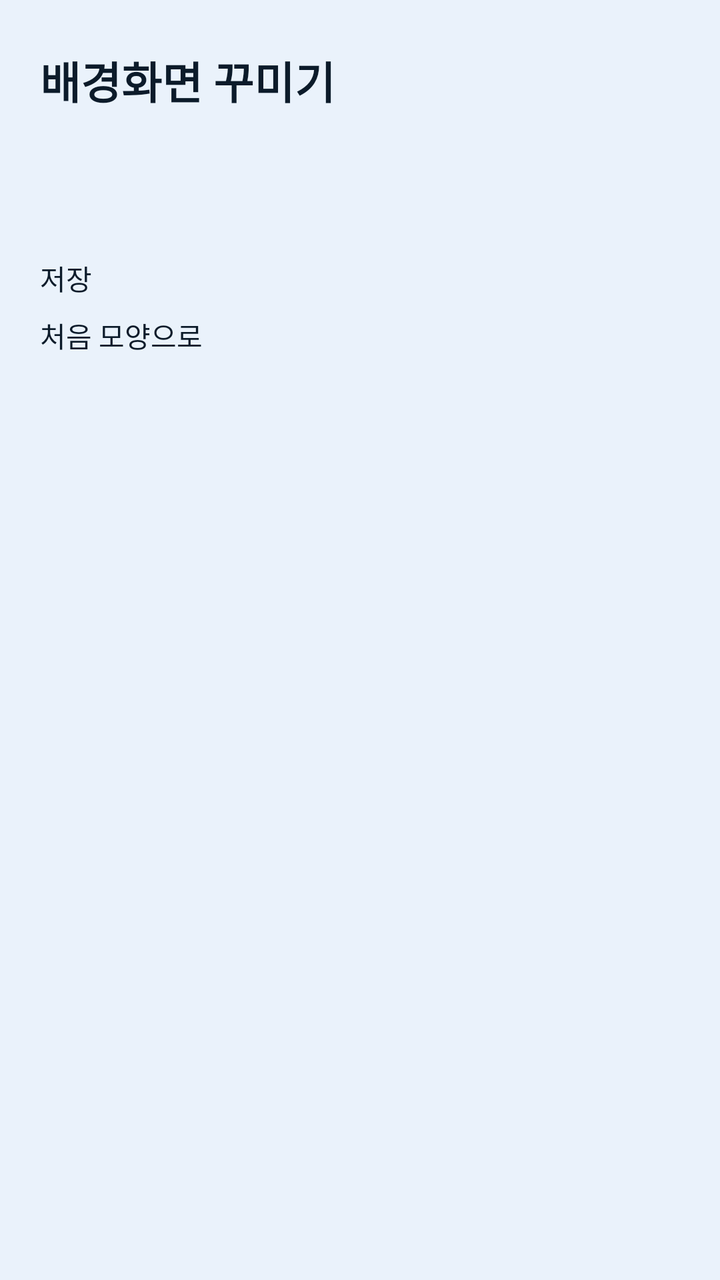
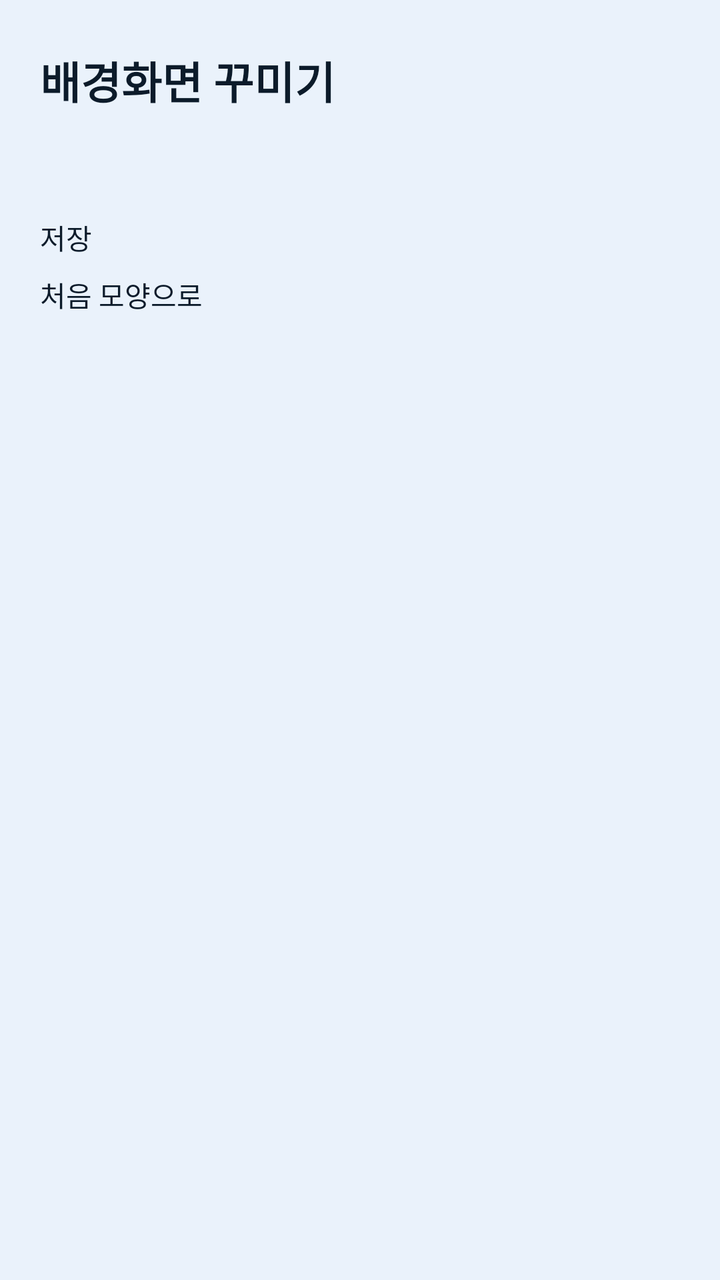

Compare the two renders of this Android layout. The source of the first and the diff that turns it into the second are given below.
<!-- AndroidManifest.xml: application theme AppTheme -->
<!-- res/layout/activity_customize.xml -->
<?xml version="1.0" encoding="utf-8"?>
<ScrollView xmlns:android="http://schemas.android.com/apk/res/android"
    android:layout_width="match_parent"
    android:layout_height="match_parent"
    android:background="@color/bg"
    android:fillViewport="true">

    <LinearLayout
        android:layout_width="match_parent"
        android:layout_height="wrap_content"
        android:orientation="vertical"
        android:paddingHorizontal="20dp"
        android:paddingTop="24dp"
        android:paddingBottom="32dp">

        <TextView
            android:layout_width="wrap_content"
            android:layout_height="wrap_content"
            android:text="배경화면 꾸미기"
            android:textColor="@color/title"
            android:textSize="22sp"
            android:textStyle="bold" />

        
        <ImageView
            android:id="@+id/preview"
            android:layout_width="wrap_content"
            android:layout_height="wrap_content"
            android:layout_gravity="center_horizontal"
            android:layout_marginTop="16dp"
            android:contentDescription="@string/wallpaper_name" />

        <TextView
            android:id="@+id/preview_hint"
            android:layout_width="match_parent"
            android:layout_height="wrap_content"
            android:layout_marginTop="8dp"
            android:gravity="center_horizontal"
            android:textColor="@color/faint"
            android:textSize="12sp" />

        <LinearLayout
            android:id="@+id/controls"
            android:layout_width="match_parent"
            android:layout_height="wrap_content"
            android:layout_marginTop="8dp"
            android:orientation="vertical" />

        
        <Button
            android:id="@+id/save"
            android:layout_width="match_parent"
            android:layout_height="wrap_content"
            android:layout_marginTop="24dp"
            android:text="저장"
            android:textColor="@color/title" />

        <Button
            android:id="@+id/reset"
            android:layout_width="match_parent"
            android:layout_height="wrap_content"
            android:layout_marginTop="8dp"
            android:text="처음 모양으로"
            android:textColor="@color/title" />
    </LinearLayout>
</ScrollView>
<!-- resources referenced by this layout -->
<resources>
  <color name="bg">#eaf2fb</color>
  <color name="faint">#42607a</color>
  <color name="title">#0c1b2a</color>
  <string name="wallpaper_name">클로드 쿨다운</string>
  <style name="AppTheme" parent="@android:style/Theme.DeviceDefault.NoActionBar">
          <item name="android:windowBackground">@color/bg</item>
          <item name="android:colorBackground">@color/bg</item>
          <item name="android:statusBarColor">@color/bg</item>
          <item name="android:navigationBarColor">@color/bg</item>
  
          
          <item name="android:windowLightStatusBar">true</item>
      </style>
</resources>

<!-- the commit's change to res/layout/activity_customize.xml (unified diff, before → after) -->
@@ -30,20 +30,11 @@
             android:layout_marginTop="16dp"
             android:contentDescription="@string/wallpaper_name" />
 
-        <TextView
-            android:id="@+id/preview_hint"
-            android:layout_width="match_parent"
-            android:layout_height="wrap_content"
-            android:layout_marginTop="8dp"
-            android:gravity="center_horizontal"
-            android:textColor="@color/faint"
-            android:textSize="12sp" />
-
         <LinearLayout
             android:id="@+id/controls"
             android:layout_width="match_parent"
             android:layout_height="wrap_content"
-            android:layout_marginTop="8dp"
+            android:layout_marginTop="12dp"
             android:orientation="vertical" />
 
         
<!-- resource entries referenced after the edit -->
@@ -1,7 +1,6 @@
 <!-- resources referenced by this layout -->
 <resources>
   <color name="bg">#eaf2fb</color>
-  <color name="faint">#42607a</color>
   <color name="title">#0c1b2a</color>
   <string name="wallpaper_name">클로드 쿨다운</string>
   <style name="AppTheme" parent="@android:style/Theme.DeviceDefault.NoActionBar">
